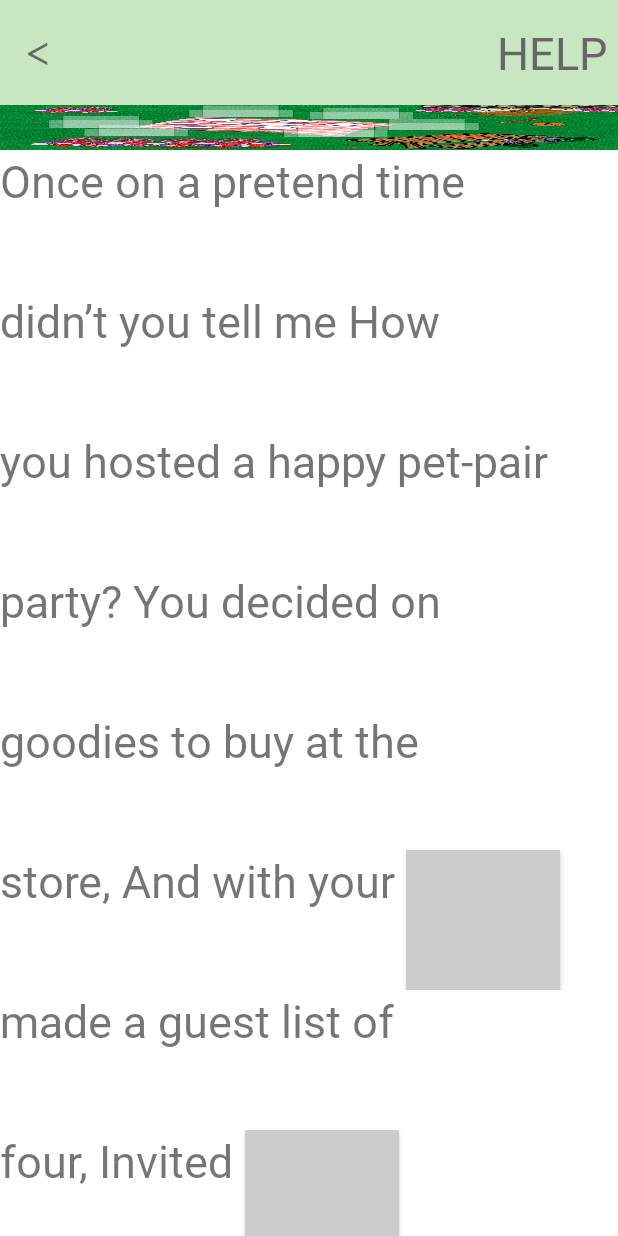
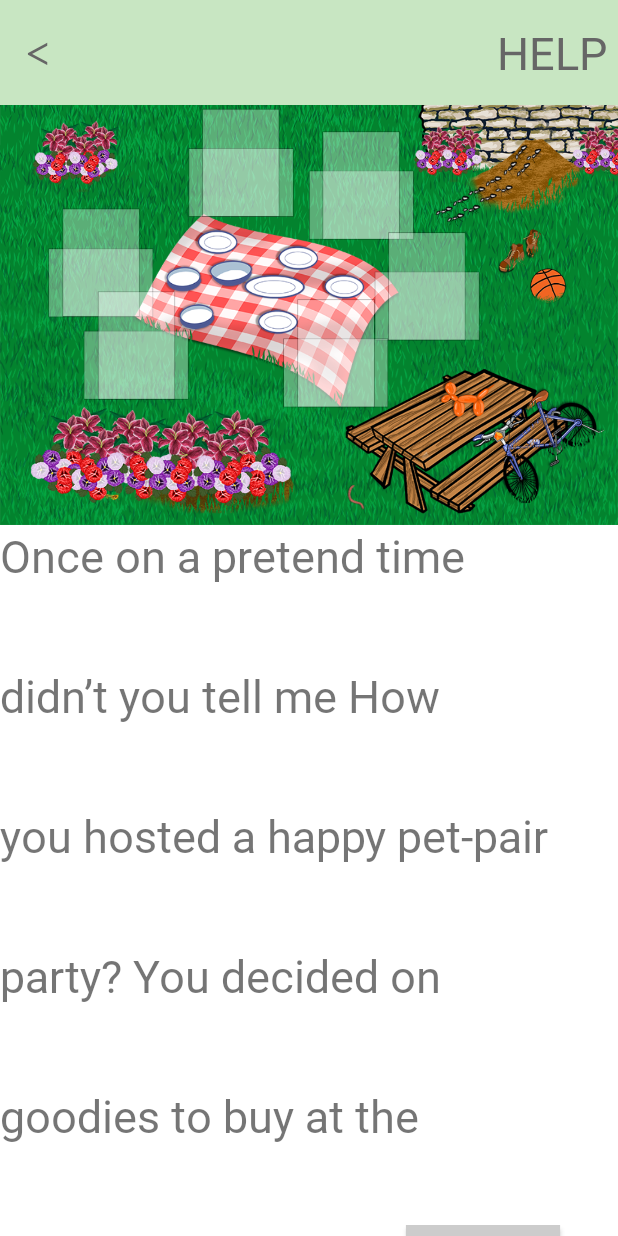
Before and after one commit to BrainyEducation/Make-A-Rhyme-Android-9344, an Android app: the screen it shows after launch (Rhyme), on a phone screen of 412 x 824 dp. Run offline under Robolectric (Android 15) with nearby library versions, the light colour scheme and no system bars; Roboto replaces fonts that are not available here.

Commit message:
Changed to using FrameLayout for the view holding the illustration; this allows pictures to be placed on top. I also manually measured out the relative coordinates for the Picnic story, so the first six blanks can be inserted into the illustration. Work will need to be done still in regards to using all the blanks, but this will suffice for our Sprint 2 demo if necessary.

```diff
--- a/app/src/main/java/com/example/rhyme_or_reason/brainymake_a_rhyme/Rhyme.java
+++ b/app/src/main/java/com/example/rhyme_or_reason/brainymake_a_rhyme/Rhyme.java
@@ -24,9 +24,9 @@
 
 public class Rhyme extends AppCompatActivity implements View.OnClickListener {
 
+    FrameLayout totalIllustration;
     ImageView illustration;
     LinearLayout rhymeTextLL;
-    RelativeLayout pictureLayout;
     ImageView img;
 
     int width;
@@ -42,7 +42,9 @@
     ArrayList<String> wordCodes = new ArrayList<>();
     ArrayList<Button> listOfButtons = new ArrayList<>();
     int selectedButtonIndex;
+    ArrayList<double[]> imageCoords = new ArrayList<>();
     Typeface imprima;
+    final double PICTURE_HEIGHT_SCALE = .1615;
 
     @Override
     protected void onCreate(Bundle savedInstanceState) {
@@ -52,6 +54,8 @@
         miscellaneousSetUp();
 
         sizingSetUp();
+
+        setImageCoords();
 
         loadIntentsAndViews();
 
@@ -80,6 +84,8 @@
      */
     public void loadIntentsAndViews()
     {
+        totalIllustration = findViewById(R.id.totalIllustration);
+
         illustration = findViewById(R.id.illustration);
 
         rhymeTextLL = findViewById(R.id.RhymeLL);
@@ -91,17 +97,14 @@
     public void loadIllustrationImage()
     {
         // Illustration boundaries
-        pictureLayout = new RelativeLayout(this);
-        RelativeLayout.LayoutParams illustration_params = new RelativeLayout.LayoutParams(
+        LinearLayout.LayoutParams illustration_params = new LinearLayout.LayoutParams(
                 width, (int)(width * ASPECT_RATIO)
         );
         illustration_params.setMargins(0, 0, 0, 0);
         //illustration_params.gravity = CENTER;
 
-        illustration.setLayoutParams(illustration_params);
-        pictureLayout.setLayoutParams(illustration_params);
+        totalIllustration.setLayoutParams(illustration_params);
         illustration.setBackgroundResource(R.drawable.background_pet_party_picnic);
-        pictureLayout.addView(illustration);
     }
 
     /**
@@ -293,12 +296,26 @@
                 //selectedWord.setUnlocked();
                 Word selected = (Word)data.getSerializableExtra("word");
 
+                System.out.println(wordCodes.get(selectedButtonIndex));
+
                 listOfButtons.get(selectedButtonIndex).setText(selected.getText());
 
-                img = new ImageView(this);
-                int resourceID = getResources().getIdentifier(selected.getImageName(), "drawable", getPackageName());
-                img.setImageResource(resourceID);
-                pictureLayout.addView(img);
+                if (selectedButtonIndex < imageCoords.size()) {
+
+                    img = new ImageView(this);
+
+                    // Image View (Picture of Word Being Quizzed)
+                    FrameLayout.LayoutParams img_params = new FrameLayout.LayoutParams(
+                            (int) (totalIllustration.getHeight() * PICTURE_HEIGHT_SCALE), (int) (totalIllustration.getHeight() * PICTURE_HEIGHT_SCALE)
+                    );
+                    img_params.setMargins((int) (imageCoords.get(selectedButtonIndex)[0]), (int) (imageCoords.get(selectedButtonIndex)[1]), 0, 0);
+
+                    img.setLayoutParams(img_params);
+
+                    int resourceID = getResources().getIdentifier(selected.getImageName(), "drawable", getPackageName());
+                    img.setImageResource(resourceID);
+                    totalIllustration.addView(img);
+                }
             }
         }
 
@@ -310,6 +327,31 @@
     public void miscellaneousSetUp()
     {
         imprima = ResourcesCompat.getFont(this, R.font.imprima);
+
     }
 
+    /**
+     * Currently only designed for Picnic; will add options later for others. Finds the relative
+     * position of the top left corner of the square-ish gray box in the illustration. For picnic,
+     * starts at left picture and rotates counter-clockwise.
+     */
+    public void setImageCoords()
+    {
+        double[] image1 = {width * .0985, width * ASPECT_RATIO * .3415};
+        double[] image2 = {width * .1593, width * ASPECT_RATIO * .5431};
+        double[] image3 = {width * .4832, width * ASPECT_RATIO * .5585};
+        double[] image4 = {width * .6321, width * ASPECT_RATIO * .4};
+        double[] image5 = {width * .5251, width * ASPECT_RATIO * .16};
+        double[] image6 = {width * .3312, width * ASPECT_RATIO * .1046};
+
+        imageCoords.add(image1);
+        imageCoords.add(image2);
+        imageCoords.add(image3);
+        imageCoords.add(image4);
+        imageCoords.add(image5);
+        imageCoords.add(image6);
+
+    }
+
+
 }
--- a/app/src/main/res/layout/activity_rhyme.xml
+++ b/app/src/main/res/layout/activity_rhyme.xml
@@ -48,8 +48,8 @@
 
         </RelativeLayout>
 
-        <RelativeLayout
-            android:id="@+id/pictureLayout"
+        <FrameLayout
+            android:id="@+id/totalIllustration"
             android:layout_width="match_parent"
             android:layout_height="30dp"
             android:orientation="vertical">
@@ -57,9 +57,9 @@
             <ImageView
                 android:id="@+id/illustration"
                 android:layout_width="match_parent"
-                android:layout_height="30dp"/>
+                android:layout_height="match_parent"/>
 
-        </RelativeLayout>
+        </FrameLayout>
 
         <RelativeLayout
             android:id="@+id/ScrollingSection"
```
